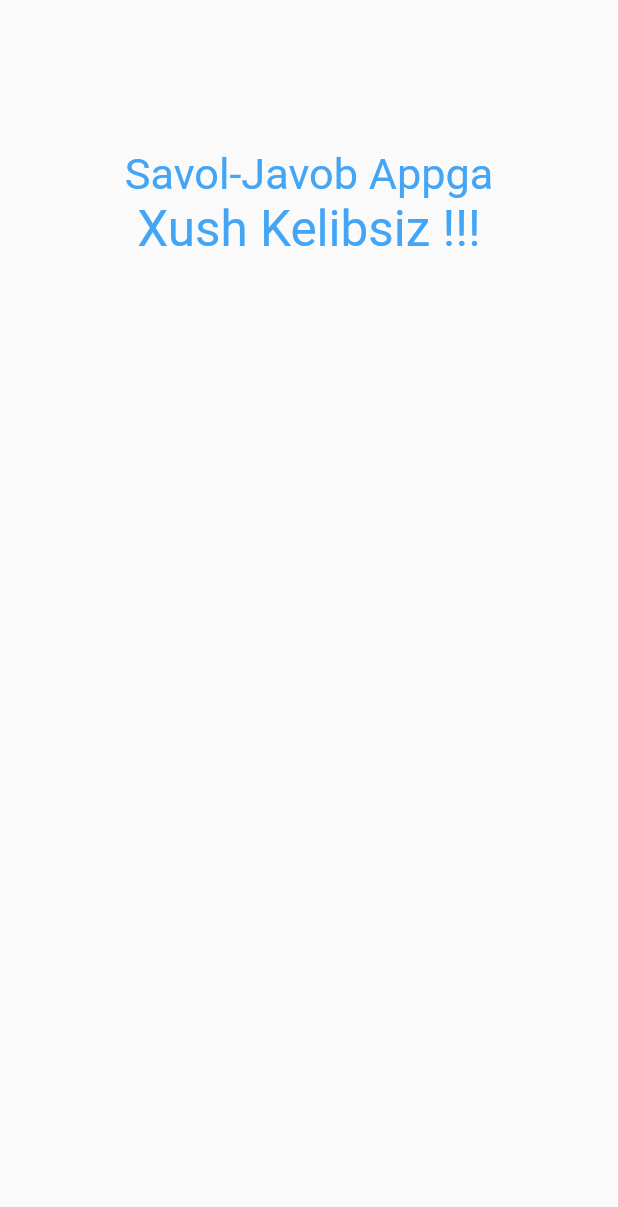
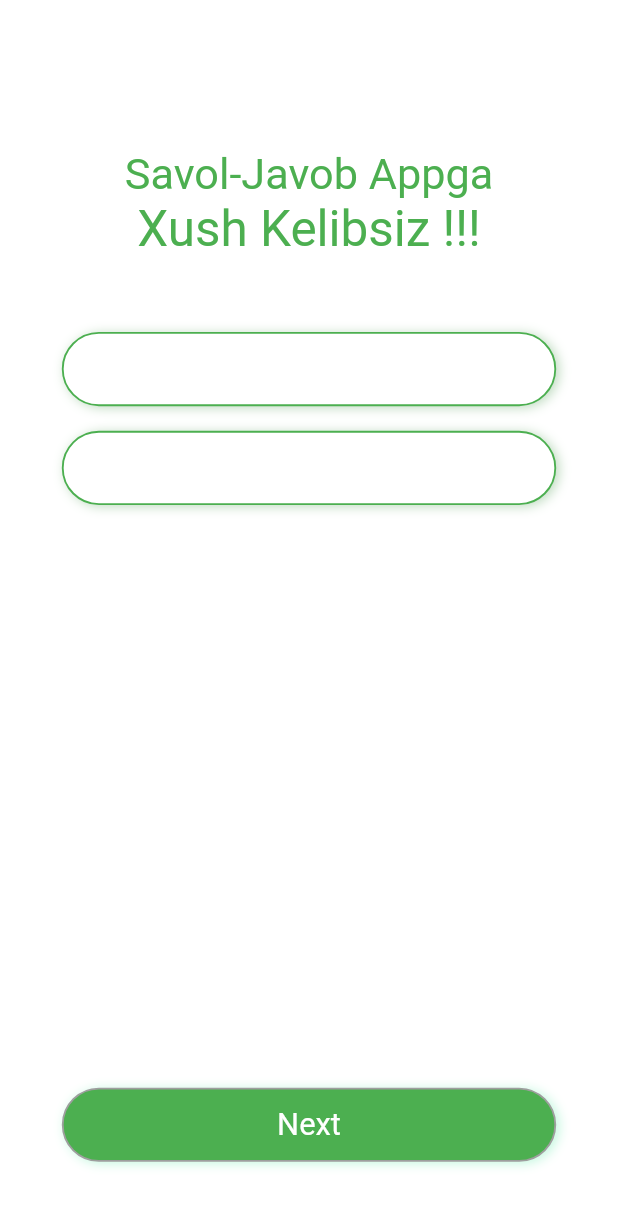
Before and after one commit to AzizbekFlutterDeveloper/quiz_app, a Flutter app: the screen it shows after launch, on a phone screen of 412 x 824 dp. Shown: the top 1207 px of the screen. Run offline on Flutter 3.47's test engine with Material 2 defaults, Android fonts, the phone set to English and light mode, and no system bars; missing offline and left inert: simple_timer.

Commit message:
quiz_page

```diff
--- a/lib/core/contanier_consts.dart
+++ b/lib/core/contanier_consts.dart
@@ -1,22 +1,33 @@
 import 'package:flutter/material.dart';
 
 class MyContanier {
+  static Color correct = Colors.green;
 
-  static BorderRadius myBorder = BorderRadius.all(Radius.circular(30));
-  static myButtom(context, {child}) {
+  static Color wrong = Colors.red;
+
+  static BorderRadius myBorder = const BorderRadius.all(Radius.circular(30));
+  static myButtom(context, {child, color = Colors.grey, elevation = 2.0,elevationcolor = Colors.grey,colorbody = Colors.white, onTap}) {
     Size size = MediaQuery.of(context).size;
-    return PhysicalModel(
-      color: Colors.black,
-      elevation: 20,
+    return InkWell(
       child: Container(
+        margin: EdgeInsets.all(size.width * 0.02),
         decoration: BoxDecoration(
           borderRadius: MyContanier.myBorder,
-
+          border: Border.all(color: color, width: size.width * 0.003),
+          color: colorbody,
+          boxShadow: [
+            BoxShadow(
+              color: elevationcolor,
+              offset: Offset(elevation, 1.0),
+              blurRadius: 6.0,
+            ),
+          ],
         ),
-        height: size.height * 0.05,
-        width: size.width * 0.7,
+        height: size.height * 0.06,
+        width: size.width * 0.8,
+        child: Center(child: child ?? const Text("")),
       ),
-      borderRadius: MyContanier.myBorder,
+      onTap: onTap,
     );
   }
 }
--- a/lib/router/my_router.dart
+++ b/lib/router/my_router.dart
@@ -1,13 +1,15 @@
+import 'package:app/screens/home_page.dart';
 import 'package:app/screens/login_page.dart';
 import 'package:flutter/material.dart';
-import 'package:flutter/widgets.dart';
 
 class MyRouter{
   Route? router(RouteSettings settings){
     final arg = settings.arguments;
     switch(settings.name){
       case '/':
-        return MaterialPageRoute(builder: (context) => LoginPage());
+        return MaterialPageRoute(builder: (context) => const LoginPage());
+      case '/home':
+        return MaterialPageRoute(builder: (context) => HomePage());
     }
   }
 }
--- a/lib/screens/login_page.dart
+++ b/lib/screens/login_page.dart
@@ -1,16 +1,20 @@
+import 'dart:ui';
+
+import 'package:app/core/contanier_consts.dart';
 import 'package:flutter/material.dart';
 
 class LoginPage extends StatelessWidget {
-  const LoginPage({ Key? key }) : super(key: key);
+  const LoginPage({Key? key}) : super(key: key);
 
   @override
   Widget build(BuildContext context) {
     Size size = MediaQuery.of(context).size;
     return Scaffold(
+      backgroundColor: Colors.white,
       body: Padding(
-        padding:  EdgeInsets.only(
+        padding: EdgeInsets.only(
           top: size.height * 0.12,
-          left: size.width *0.05,
+          left: size.width * 0.05,
           right: size.width * 0.05,
         ),
         child: Column(
@@ -18,19 +22,71 @@ class LoginPage extends StatelessWidget {
             const SizedBox(
               width: double.infinity,
             ),
-            Text("Savol-Javob Appga",
+            Text(
+              "Savol-Javob Appga",
               style: TextStyle(
                 fontSize: size.width * 0.07,
-                color: Colors.blue[400],
+                color: MyContanier.correct,
               ),
             ),
-            Text("Xush Kelibsiz !!!",
+            Text(
+              "Xush Kelibsiz !!!",
               style: TextStyle(
                 fontSize: size.width * 0.08,
-                color: Colors.blue[400],
+                color: MyContanier.correct,
               ),
             ),
-
+            SizedBox(
+              height: size.height * 0.05,
+            ),
+            MyContanier.myButtom(
+              context,
+              color: MyContanier.correct,
+              elevationcolor: const Color.fromARGB(255, 190, 218, 191),
+              child: Padding(
+                padding: EdgeInsets.symmetric(
+                  horizontal: size.width * 0.03,
+                ),
+                child: TextFormField(
+                  decoration: const InputDecoration(
+                    border: InputBorder.none,
+                  ),
+                ),
+              ),
+            ),
+            MyContanier.myButtom(
+              context,
+              color: MyContanier.correct,
+              elevationcolor: const Color.fromARGB(255, 190, 218, 191),
+              child: Padding(
+                padding: EdgeInsets.symmetric(
+                  horizontal: size.width * 0.03,
+                ),
+                child: TextFormField(
+                  decoration: const InputDecoration(
+                    border: InputBorder.none,
+                  ),
+                ),
+              ),
+            ),
+            const Spacer(),
+            MyContanier.myButtom(
+              context,
+              colorbody: MyContanier.correct,
+              elevationcolor: const Color.fromARGB(255, 193, 247, 221),
+              child: Text("Next",
+                style: TextStyle(
+                  color: Colors.white,
+                  fontSize: size.height * 0.025,
+                ),
+              ),
+              onTap: (){
+                Navigator.pushNamed(context, '/home');
+              }
+            ),
+            SizedBox(
+              height: size.height * 0.05,
+            )
           ],
         ),
       ),
```
Also changed, not shown: lib/core/clip_consts.dart (added, +83 -0 lines), lib/screens/home_page.dart (added, +102 -0 lines), pubspec.yaml (+7 -2 lines), assets/bg_no.png (added), assets/log.jpg (added), pubspec.lock, 3 other files.
